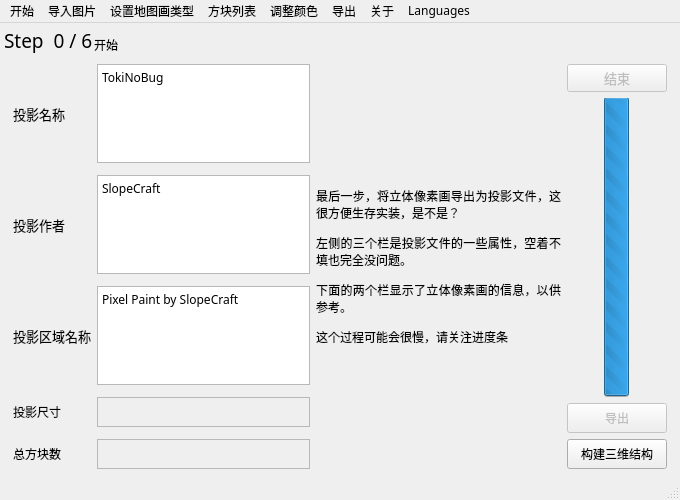
Before: the Qt Designer form others/mainwindow.ui in SlopeCraft/SlopeCraft, drawn with Qt 5.
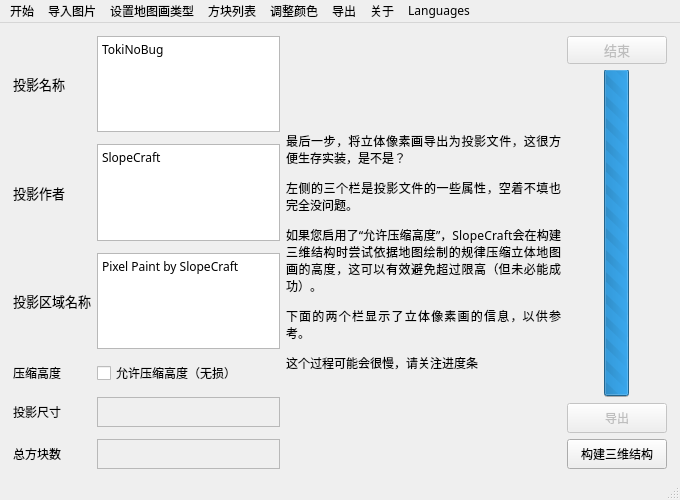
After: the same form once the commit is applied. The open tabs and pages were chosen to show the change. Icons and pictures are not drawn.

Diff of the .ui file:
```diff
--- a/others/mainwindow.ui
+++ b/others/mainwindow.ui
@@ -81,52 +81,6 @@
       <property name="sizeConstraint">
        <enum>QLayout::SetMinAndMaxSize</enum>
       </property>
-      <item>
-       <layout class="QGridLayout" name="gridLayout_7">
-        <property name="bottomMargin">
-         <number>0</number>
-        </property>
-        <item row="0" column="1">
-         <spacer name="verticalSpacer_76">
-          <property name="orientation">
-           <enum>Qt::Vertical</enum>
-          </property>
-          <property name="sizeHint" stdset="0">
-           <size>
-            <width>20</width>
-            <height>40</height>
-           </size>
-          </property>
-         </spacer>
-        </item>
-        <item row="1" column="1">
-         <widget class="QLabel" name="ShowStepName">
-          <property name="sizePolicy">
-           <sizepolicy hsizetype="Expanding" vsizetype="Preferred">
-            <horstretch>0</horstretch>
-            <verstretch>0</verstretch>
-           </sizepolicy>
-          </property>
-          <property name="text">
-           <string>开始</string>
-          </property>
-         </widget>
-        </item>
-        <item row="0" column="0" rowspan="2">
-         <widget class="QLabel" name="ShowStep">
-          <property name="font">
-           <font>
-            <family>微软雅黑</family>
-            <pointsize>14</pointsize>
-           </font>
-          </property>
-          <property name="text">
-           <string>Step  0 / 6</string>
-          </property>
-         </widget>
-        </item>
-       </layout>
-      </item>
       <item>
        <widget class="QStackedWidget" name="stackedWidget">
         <property name="sizePolicy">
@@ -8957,7 +8911,7 @@
         <widget class="QWidget" name="PageExLite">
          <layout class="QHBoxLayout" name="horizontalLayout_7">
           <item>
-           <layout class="QGridLayout" name="gridLayout_2" rowstretch="0,0,0,0,0,0,0,0,0,0">
+           <layout class="QGridLayout" name="gridLayout_2" rowstretch="0,0,0,0,0,0,0,0,0,0,0">
             <property name="rightMargin">
              <number>0</number>
             </property>
@@ -8977,80 +8931,7 @@
               </property>
              </widget>
             </item>
-            <item row="6" column="1">
-             <widget class="QLabel" name="ShowLiteXYZ">
-              <property name="minimumSize">
-               <size>
-                <width>0</width>
-                <height>30</height>
-               </size>
-              </property>
-              <property name="font">
-               <font>
-                <family>微软雅黑</family>
-               </font>
-              </property>
-              <property name="frameShape">
-               <enum>QFrame::StyledPanel</enum>
-              </property>
-              <property name="text">
-               <string/>
-              </property>
-             </widget>
-            </item>
-            <item row="3" column="0">
-             <spacer name="verticalSpacer_71">
-              <property name="orientation">
-               <enum>Qt::Vertical</enum>
-              </property>
-              <property name="sizeHint" stdset="0">
-               <size>
-                <width>20</width>
-                <height>40</height>
-               </size>
-              </property>
-             </spacer>
-            </item>
-            <item row="1" column="0">
-             <spacer name="verticalSpacer_2">
-              <property name="orientation">
-               <enum>Qt::Vertical</enum>
-              </property>
-              <property name="sizeHint" stdset="0">
-               <size>
-                <width>20</width>
-                <height>40</height>
-               </size>
-              </property>
-             </spacer>
-            </item>
-            <item row="5" column="0">
-             <spacer name="verticalSpacer_72">
-              <property name="orientation">
-               <enum>Qt::Vertical</enum>
-              </property>
-              <property name="sizeHint" stdset="0">
-               <size>
-                <width>20</width>
-                <height>40</height>
-               </size>
-              </property>
-             </spacer>
-            </item>
             <item row="9" column="0">
-             <spacer name="verticalSpacer_73">
-              <property name="orientation">
-               <enum>Qt::Vertical</enum>
-              </property>
-              <property name="sizeHint" stdset="0">
-               <size>
-                <width>20</width>
-                <height>40</height>
-               </size>
-              </property>
-             </spacer>
-            </item>
-            <item row="8" column="0">
              <widget class="QLabel" name="label_5">
               <property name="font">
                <font>
@@ -9062,16 +8943,61 @@
               </property>
              </widget>
             </item>
-            <item row="2" column="0">
-             <widget class="QLabel" name="label_2">
+            <item row="2" column="1">
+             <widget class="QTextEdit" name="InputAuthor">
+              <property name="sizePolicy">
+               <sizepolicy hsizetype="Preferred" vsizetype="Minimum">
+                <horstretch>0</horstretch>
+                <verstretch>0</verstretch>
+               </sizepolicy>
+              </property>
+              <property name="minimumSize">
+               <size>
+                <width>0</width>
+                <height>30</height>
+               </size>
+              </property>
               <property name="font">
                <font>
                 <family>微软雅黑</family>
-                <pointsize>10</pointsize>
+               </font>
+              </property>
+              <property name="markdown">
+               <string>SlopeCraft
+
+</string>
+              </property>
+              <property name="html">
+               <string>&lt;!DOCTYPE HTML PUBLIC &quot;-//W3C//DTD HTML 4.0//EN&quot; &quot;http://www.w3.org/TR/REC-html40/strict.dtd&quot;&gt;
+&lt;html&gt;&lt;head&gt;&lt;meta name=&quot;qrichtext&quot; content=&quot;1&quot; /&gt;&lt;meta charset=&quot;utf-8&quot; /&gt;&lt;style type=&quot;text/css&quot;&gt;
+p, li { white-space: pre-wrap; }
+&lt;/style&gt;&lt;/head&gt;&lt;body style=&quot; font-family:'微软雅黑'; font-size:9pt; font-weight:400; font-style:normal;&quot;&gt;
+&lt;p style=&quot; margin-top:0px; margin-bottom:0px; margin-left:0px; margin-right:0px; -qt-block-indent:0; text-indent:0px;&quot;&gt;SlopeCraft&lt;/p&gt;&lt;/body&gt;&lt;/html&gt;</string>
+              </property>
+             </widget>
+            </item>
+            <item row="10" column="0">
+             <spacer name="verticalSpacer_73">
+              <property name="orientation">
+               <enum>Qt::Vertical</enum>
+              </property>
+              <property name="sizeHint" stdset="0">
+               <size>
+                <width>20</width>
+                <height>40</height>
+               </size>
+              </property>
+             </spacer>
+            </item>
+            <item row="7" column="0">
+             <widget class="QLabel" name="label_4">
+              <property name="font">
+               <font>
+                <family>微软雅黑</family>
                </font>
               </property>
               <property name="text">
-               <string>投影作者</string>
+               <string>投影尺寸</string>
               </property>
              </widget>
             </item>
@@ -9108,72 +9034,39 @@
               </property>
              </widget>
             </item>
-            <item row="0" column="1">
-             <widget class="QTextEdit" name="InputLiteName">
-              <property name="sizePolicy">
-               <sizepolicy hsizetype="Preferred" vsizetype="Minimum">
-                <horstretch>0</horstretch>
-                <verstretch>0</verstretch>
-               </sizepolicy>
+            <item row="1" column="0">
+             <spacer name="verticalSpacer_2">
+              <property name="orientation">
+               <enum>Qt::Vertical</enum>
               </property>
-              <property name="minimumSize">
+              <property name="sizeHint" stdset="0">
                <size>
-                <width>0</width>
-                <height>30</height>
+                <width>20</width>
+                <height>40</height>
                </size>
               </property>
-              <property name="font">
-               <font>
-                <family>微软雅黑</family>
-               </font>
-              </property>
-              <property name="markdown">
-               <string>TokiNoBug
-
-</string>
-              </property>
-              <property name="html">
-               <string>&lt;!DOCTYPE HTML PUBLIC &quot;-//W3C//DTD HTML 4.0//EN&quot; &quot;http://www.w3.org/TR/REC-html40/strict.dtd&quot;&gt;
-&lt;html&gt;&lt;head&gt;&lt;meta name=&quot;qrichtext&quot; content=&quot;1&quot; /&gt;&lt;meta charset=&quot;utf-8&quot; /&gt;&lt;style type=&quot;text/css&quot;&gt;
-p, li { white-space: pre-wrap; }
-&lt;/style&gt;&lt;/head&gt;&lt;body style=&quot; font-family:'微软雅黑'; font-size:9pt; font-weight:400; font-style:normal;&quot;&gt;
-&lt;p style=&quot; margin-top:0px; margin-bottom:0px; margin-left:0px; margin-right:0px; -qt-block-indent:0; text-indent:0px;&quot;&gt;TokiNoBug&lt;/p&gt;&lt;/body&gt;&lt;/html&gt;</string>
-              </property>
-             </widget>
-            </item>
-            <item row="8" column="1">
-             <widget class="QLabel" name="ShowLiteBlocks">
-              <property name="minimumSize">
-               <size>
-                <width>0</width>
-                <height>30</height>
-               </size>
-              </property>
-              <property name="font">
-               <font>
-                <family>微软雅黑</family>
-               </font>
-              </property>
-              <property name="frameShape">
-               <enum>QFrame::StyledPanel</enum>
-              </property>
-              <property name="text">
-               <string/>
-              </property>
-             </widget>
+             </spacer>
             </item>
             <item row="9" column="1">
-             <spacer name="verticalSpacer_74">
-              <property name="orientation">
-               <enum>Qt::Vertical</enum>
-              </property>
-              <property name="sizeHint" stdset="0">
+             <widget class="QLabel" name="ShowLiteBlocks">
+              <property name="minimumSize">
                <size>
-                <width>20</width>
-                <height>40</height>
+                <width>0</width>
+                <height>30</height>
                </size>
               </property>
-             </spacer>
+              <property name="font">
+               <font>
+                <family>微软雅黑</family>
+               </font>
+              </property>
+              <property name="frameShape">
+               <enum>QFrame::StyledPanel</enum>
+              </property>
+              <property name="text">
+               <string/>
+              </property>
+             </widget>
             </item>
             <item row="0" column="0">
              <widget class="QLabel" name="label_3">
@@ -9188,8 +9081,42 @@
               </property>
              </widget>
             </item>
-            <item row="2" column="1">
-             <widget class="QTextEdit" name="InputAuthor">
+            <item row="2" column="0">
+             <widget class="QLabel" name="label_2">
+              <property name="font">
+               <font>
+                <family>微软雅黑</family>
+                <pointsize>10</pointsize>
+               </font>
+              </property>
+              <property name="text">
+               <string>投影作者</string>
+              </property>
+             </widget>
+            </item>
+            <item row="7" column="1">
+             <widget class="QLabel" name="ShowLiteXYZ">
+              <property name="minimumSize">
+               <size>
+                <width>0</width>
+                <height>30</height>
+               </size>
+              </property>
+              <property name="font">
+               <font>
+                <family>微软雅黑</family>
+               </font>
+              </property>
+              <property name="frameShape">
+               <enum>QFrame::StyledPanel</enum>
+              </property>
+              <property name="text">
+               <string/>
+              </property>
+             </widget>
+            </item>
+            <item row="0" column="1">
+             <widget class="QTextEdit" name="InputLiteName">
               <property name="sizePolicy">
                <sizepolicy hsizetype="Preferred" vsizetype="Minimum">
                 <horstretch>0</horstretch>
@@ -9217,23 +9144,37 @@
 &lt;html&gt;&lt;head&gt;&lt;meta name=&quot;qrichtext&quot; content=&quot;1&quot; /&gt;&lt;meta charset=&quot;utf-8&quot; /&gt;&lt;style type=&quot;text/css&quot;&gt;
 p, li { white-space: pre-wrap; }
 &lt;/style&gt;&lt;/head&gt;&lt;body style=&quot; font-family:'微软雅黑'; font-size:9pt; font-weight:400; font-style:normal;&quot;&gt;
-&lt;p style=&quot; margin-top:0px; margin-bottom:0px; margin-left:0px; margin-right:0px; -qt-block-indent:0; text-indent:0px;&quot;&gt;SlopeCraft&lt;/p&gt;&lt;/body&gt;&lt;/html&gt;</string>
+&lt;p style=&quot; margin-top:0px; margin-bottom:0px; margin-left:0px; margin-right:0px; -qt-block-indent:0; text-indent:0px;&quot;&gt;TokiNoBug&lt;/p&gt;&lt;/body&gt;&lt;/html&gt;</string>
               </property>
              </widget>
             </item>
             <item row="6" column="0">
-             <widget class="QLabel" name="label_4">
-              <property name="font">
-               <font>
-                <family>微软雅黑</family>
-               </font>
+             <spacer name="verticalSpacer_72">
+              <property name="orientation">
+               <enum>Qt::Vertical</enum>
               </property>
-              <property name="text">
-               <string>投影尺寸</string>
+              <property name="sizeHint" stdset="0">
+               <size>
+                <width>20</width>
+                <height>40</height>
+               </size>
               </property>
-             </widget>
+             </spacer>
             </item>
-            <item row="7" column="0">
+            <item row="3" column="0">
+             <spacer name="verticalSpacer_71">
+              <property name="orientation">
+               <enum>Qt::Vertical</enum>
+              </property>
+              <property name="sizeHint" stdset="0">
+               <size>
+                <width>20</width>
+                <height>40</height>
+               </size>
+              </property>
+             </spacer>
+            </item>
+            <item row="8" column="0">
              <spacer name="verticalSpacer_75">
               <property name="orientation">
                <enum>Qt::Vertical</enum>
@@ -9246,6 +9187,43 @@
               </property>
              </spacer>
             </item>
+            <item row="10" column="1">
+             <spacer name="verticalSpacer_74">
+              <property name="orientation">
+               <enum>Qt::Vertical</enum>
+              </property>
+              <property name="sizeHint" stdset="0">
+               <size>
+                <width>20</width>
+                <height>40</height>
+               </size>
+              </property>
+             </spacer>
+            </item>
+            <item row="5" column="1">
+             <widget class="QCheckBox" name="AllowNaturalOpti">
+              <property name="font">
+               <font>
+                <family>微软雅黑</family>
+               </font>
+              </property>
+              <property name="text">
+               <string>允许压缩高度（无损）</string>
+              </property>
+             </widget>
+            </item>
+            <item row="5" column="0">
+             <widget class="QLabel" name="label_34">
+              <property name="font">
+               <font>
+                <family>微软雅黑</family>
+               </font>
+              </property>
+              <property name="text">
+               <string>压缩高度</string>
+              </property>
+             </widget>
+            </item>
            </layout>
           </item>
           <item>
@@ -9262,7 +9240,7 @@
              </font>
             </property>
             <property name="text">
-             <string>&lt;html&gt;&lt;head/&gt;&lt;body&gt;&lt;p align=&quot;justify&quot;&gt;最后一步，将立体像素画导出为投影文件，这很方便生存实装，是不是？&lt;/p&gt;&lt;p align=&quot;justify&quot;&gt;左侧的三个栏是投影文件的一些属性，空着不填也完全没问题。&lt;/p&gt;&lt;p align=&quot;justify&quot;&gt;下面的两个栏显示了立体像素画的信息，以供参考。&lt;/p&gt;&lt;p align=&quot;justify&quot;&gt;这个过程可能会很慢，请关注进度条&lt;/p&gt;&lt;/body&gt;&lt;/html&gt;</string>
+             <string>&lt;html&gt;&lt;head/&gt;&lt;body&gt;&lt;p align=&quot;justify&quot;&gt;最后一步，将立体像素画导出为投影文件，这很方便生存实装，是不是？&lt;/p&gt;&lt;p align=&quot;justify&quot;&gt;左侧的三个栏是投影文件的一些属性，空着不填也完全没问题。&lt;/p&gt;&lt;p align=&quot;justify&quot;&gt;如果您启用了“允许压缩高度”，SlopeCraft会在构建三维结构时尝试依据地图绘制的规律压缩立体地图画的高度，这可以有效避免超过限高（但未必能成功）。&lt;/p&gt;&lt;p align=&quot;justify&quot;&gt;下面的两个栏显示了立体像素画的信息，以供参考。&lt;/p&gt;&lt;p align=&quot;justify&quot;&gt;这个过程可能会很慢，请关注进度条&lt;/p&gt;&lt;/body&gt;&lt;/html&gt;</string>
             </property>
             <property name="wordWrap">
              <bool>true</bool>
```
Left out of the diff: 38 changed lines with no effect on the pictures.
